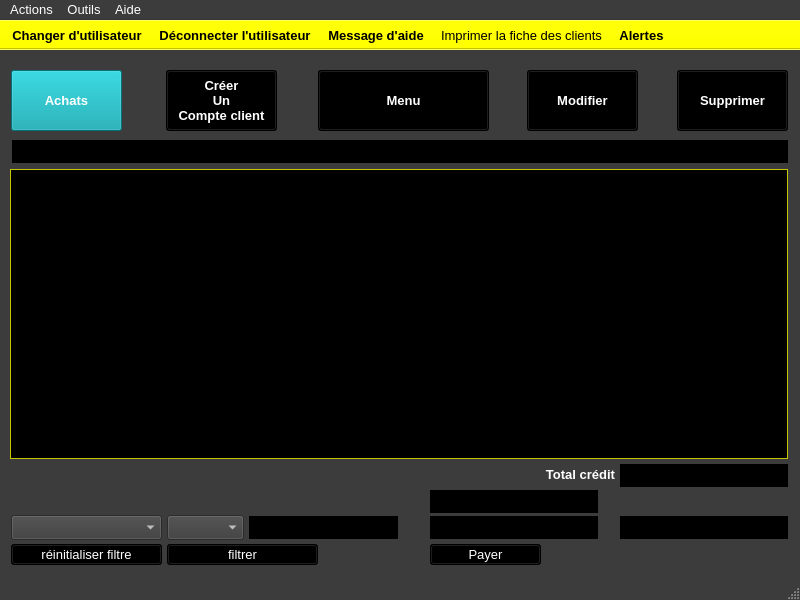
Qt form ui/yeroth-erp-clients-window.ui (xnoumbissinoundou/yeroth-erp-3.0) before a commit.
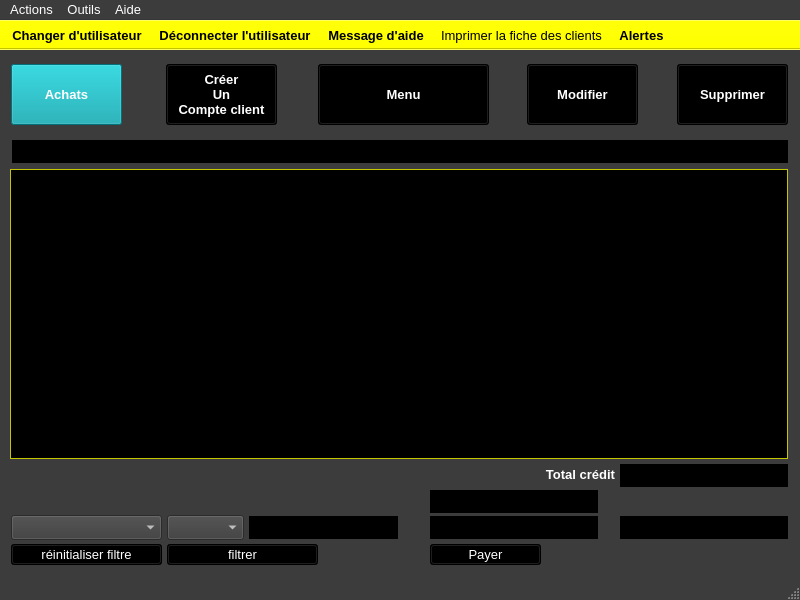
The same form after that commit. Icons and pictures are not drawn. Custom widgets are drawn as their Qt base class.

Commit message: On branch master 	modified:   src/windows/yeroth-erp-pointdevente-window.cpp 	modified:   src/windows/yeroth-erp-pointdevente-window.hpp 	modified:   ui/yeroth-erp-achats-window.ui 	modified:   ui/yeroth-erp-admin-window.ui 	modified:   ui/yeroth-erp-alertes-window.ui 	modified:   ui/yeroth-erp-clients-detail-window.ui 	modified:   ui/yeroth-erp-clients-window.ui 	modified:   ui/yeroth-erp-creer-compte-client-window.ui 	modified:   ui/yeroth-erp-marchandises-window.ui 	modified:   ui/yeroth-erp-stocks-window.ui

Patch:
```diff
--- a/ui/yeroth-erp-clients-window.ui
+++ b/ui/yeroth-erp-clients-window.ui
@@ -441,7 +441,7 @@
     <property name="geometry">
      <rect>
       <x>11</x>
-      <y>20</y>
+      <y>14</y>
       <width>111</width>
       <height>61</height>
      </rect>
@@ -876,7 +876,7 @@
     <property name="geometry">
      <rect>
       <x>166</x>
-      <y>20</y>
+      <y>14</y>
       <width>111</width>
       <height>61</height>
      </rect>
@@ -1314,7 +1314,7 @@
     <property name="geometry">
      <rect>
       <x>677</x>
-      <y>20</y>
+      <y>14</y>
       <width>111</width>
       <height>61</height>
      </rect>
@@ -1749,7 +1749,7 @@
     <property name="geometry">
      <rect>
       <x>318</x>
-      <y>20</y>
+      <y>14</y>
       <width>171</width>
       <height>61</height>
      </rect>
@@ -2184,7 +2184,7 @@
     <property name="geometry">
      <rect>
       <x>527</x>
-      <y>20</y>
+      <y>14</y>
       <width>111</width>
       <height>61</height>
      </rect>
```
The commit also changes 9 other files.
